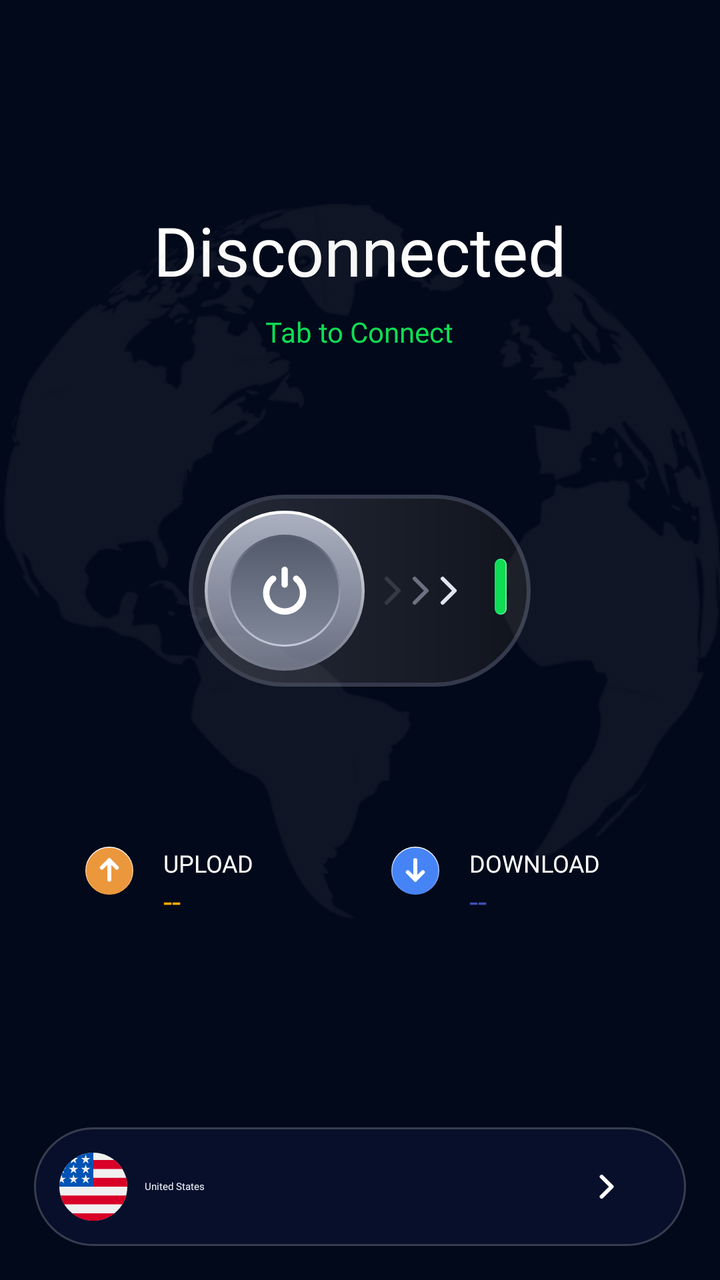
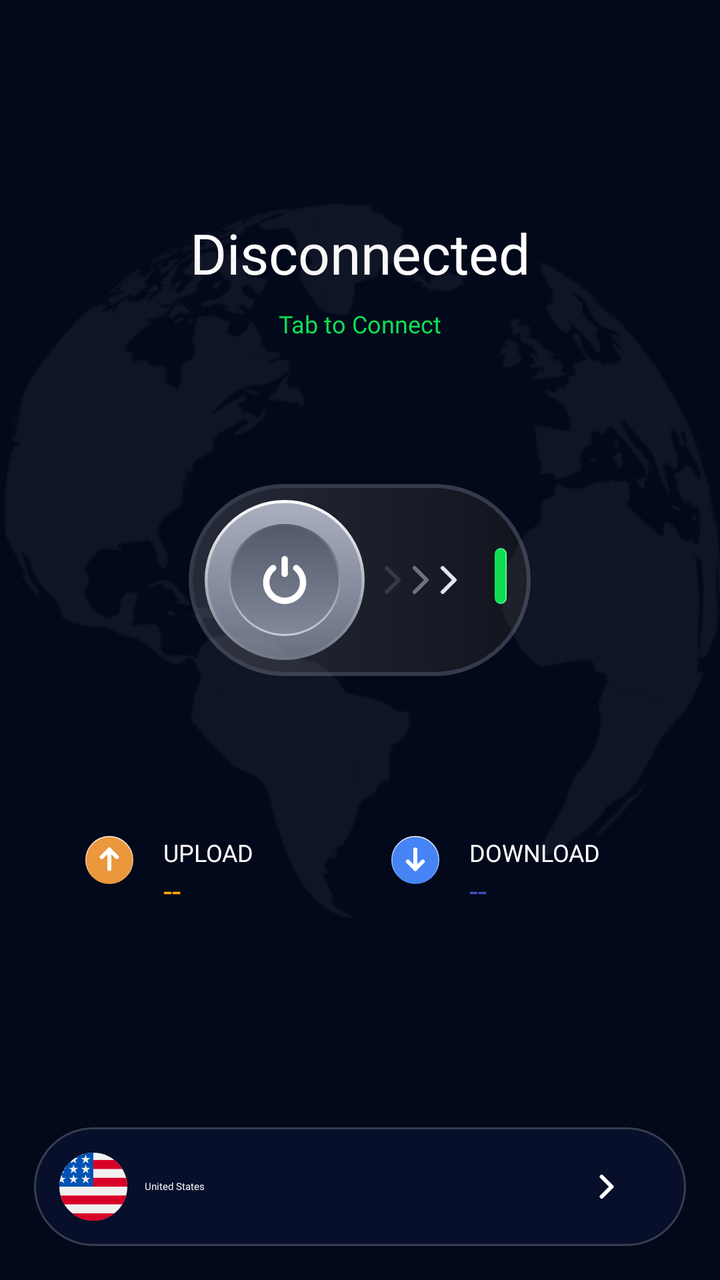

Before-and-after screenshots of an Android layout around one commit, followed by the original layout XML and the change that was made.
<!-- AndroidManifest.xml: application theme Theme.SuperVPN.Splash -->
<!-- res/layout/fragment_home.xml -->
<?xml version="1.0" encoding="utf-8"?>
<androidx.constraintlayout.widget.ConstraintLayout xmlns:android="http://schemas.android.com/apk/res/android"
    xmlns:app="http://schemas.android.com/apk/res-auto"
    xmlns:tools="http://schemas.android.com/tools"
    android:layout_width="match_parent"
    android:layout_height="match_parent"
    android:background="@color/backgroundColor2"
    android:orientation="vertical"
    tools:context=".home.HomeFragment">

    <androidx.appcompat.widget.LinearLayoutCompat
        android:layout_width="match_parent"
        android:layout_height="0dp"
        android:gravity="center"
        android:orientation="vertical"
        app:layout_constraintBottom_toTopOf="@id/pnProxy"
        app:layout_constraintTop_toTopOf="parent">

        <androidx.appcompat.widget.AppCompatTextView
            android:id="@+id/connectTitle"
            android:layout_width="wrap_content"
            android:layout_height="wrap_content"
            android:layout_marginBottom="@dimen/size8"
            android:fontFamily="@font/inter_normal"
            android:text="@string/disconnected"
            android:textColor="@color/white"
            android:textSize="34sp"
            android:visibility="visible" />

        <androidx.appcompat.widget.AppCompatTextView
            android:id="@+id/tvTime"
            android:layout_width="wrap_content"
            android:layout_height="wrap_content"
            android:layout_marginBottom="@dimen/size8"
            android:fontFamily="@font/inter_normal"
            android:text="@string/connected"
            android:textColor="@color/white"
            android:textSize="@dimen/size28"
            android:visibility="gone" />

        <LinearLayout
            android:id="@+id/lnConnecting"
            android:layout_width="wrap_content"
            android:layout_height="wrap_content"
            android:layout_marginBottom="@dimen/margin_68"
            android:visibility="gone">

            <ProgressBar
                android:id="@+id/customProgressBar"
                style="?android:attr/spinnerStyle"
                android:layout_width="@dimen/size16"
                android:layout_height="@dimen/size16"
                android:layout_marginBottom="@dimen/size14"
                android:background="@color/transparent"
                android:indeterminate="false"
                android:indeterminateTint="@color/green_1"
                android:max="100"
                android:progress="50"
                android:progressDrawable="@drawable/progress_bar" />

            <androidx.appcompat.widget.AppCompatTextView
                android:layout_width="wrap_content"
                android:layout_height="wrap_content"
                android:layout_marginStart="@dimen/size8"
                android:fontFamily="@font/inter_normal"
                android:text="@string/connecting"
                android:textColor="@color/greyColor"
                android:textSize="12sp" />
        </LinearLayout>

        <LinearLayout
            android:id="@+id/lnConnected"
            android:layout_width="wrap_content"
            android:layout_height="wrap_content"
            android:layout_marginBottom="@dimen/margin_68"
            android:gravity="center_vertical"
            android:visibility="gone">

            <androidx.appcompat.widget.AppCompatImageView
                android:layout_width="@dimen/size16"
                android:layout_height="@dimen/size16"
                android:src="@drawable/ic_status_connected" />

            <androidx.appcompat.widget.AppCompatTextView
                android:layout_width="wrap_content"
                android:layout_height="wrap_content"
                android:layout_marginStart="@dimen/size8"
                android:fontFamily="@font/inter_normal"
                android:text="@string/private_internet"
                android:textColor="@color/successColor"
                android:textSize="12sp" />
        </LinearLayout>

        <LinearLayout
            android:id="@+id/lnDisconnecting"
            android:layout_width="wrap_content"
            android:layout_height="wrap_content"
            android:layout_marginBottom="@dimen/margin_68"
            android:gravity="center"
            android:visibility="gone">

            <ProgressBar
                android:id="@+id/progressLoadAds"
                android:layout_width="@dimen/size16"
                android:layout_height="@dimen/size16"
                android:layout_marginStart="@dimen/size3"
                android:indeterminateTint="@color/green_1"
                android:secondaryProgressTint="@color/green_1" />

            <androidx.appcompat.widget.AppCompatTextView
                android:layout_width="wrap_content"
                android:layout_height="wrap_content"
                android:text="@string/disconnecting"
                android:textColor="#C4C9D9"
                android:textSize="14sp" />
        </LinearLayout>

        <LinearLayout
            android:id="@+id/lnDisconnected"
            android:layout_width="wrap_content"
            android:layout_height="wrap_content"
            android:layout_marginBottom="@dimen/margin_68"
            android:gravity="center"
            android:visibility="visible">

            <androidx.appcompat.widget.AppCompatTextView
                android:layout_width="wrap_content"
                android:layout_height="wrap_content"
                android:text="@string/tap_to_connect"
                android:fontFamily="@font/inter_normal"
                android:textColor="@color/successColor"
                android:textSize="14sp" />
        </LinearLayout>

        <androidx.appcompat.widget.AppCompatImageView
            android:id="@+id/iv_connect"
            android:layout_width="wrap_content"
            android:layout_height="wrap_content"
            android:src="@drawable/ic_status_connection"
            android:foreground="?selectableItemBackgroundBorderless"
            app:layout_constraintBottom_toBottomOf="parent"
            app:layout_constraintEnd_toEndOf="parent"
            app:layout_constraintStart_toStartOf="parent"
            app:layout_constraintTop_toTopOf="parent" />

        <LinearLayout
            android:layout_width="match_parent"
            android:layout_height="wrap_content"
            android:layout_marginHorizontal="@dimen/size40"
            android:layout_marginTop="@dimen/margin_68">

            <androidx.appcompat.widget.AppCompatImageView
                android:layout_width="wrap_content"
                android:layout_height="wrap_content"
                android:src="@drawable/ic_upload_button" />

            <LinearLayout
                android:layout_width="wrap_content"
                android:layout_height="wrap_content"
                android:layout_marginStart="@dimen/size14"
                android:orientation="vertical">

                <androidx.appcompat.widget.AppCompatTextView
                    android:layout_width="wrap_content"
                    android:layout_height="wrap_content"
                    android:text="@string/upload"
                    android:fontFamily="@font/inter_normal"
                    android:textColor="@color/white"
                    android:textSize="12sp" />

                <androidx.appcompat.widget.AppCompatTextView
                    android:id="@+id/tvTrafficUpload"
                    android:layout_width="wrap_content"
                    android:layout_height="wrap_content"
                    android:text="--"
                    android:textColor="@color/warningColor"
                    android:textSize="16sp" />
            </LinearLayout>

            <LinearLayout
                android:layout_width="0dp"
                android:layout_height="wrap_content"
                android:layout_weight="1" />

            <androidx.appcompat.widget.AppCompatImageView
                android:layout_width="wrap_content"
                android:layout_height="wrap_content"
                android:src="@drawable/ic_download_button" />

            <LinearLayout
                android:layout_width="wrap_content"
                android:layout_height="wrap_content"
                android:layout_marginStart="@dimen/size14"
                android:gravity="start"
                android:orientation="vertical">

                <androidx.appcompat.widget.AppCompatTextView
                    android:layout_width="wrap_content"
                    android:layout_height="wrap_content"
                    android:layout_marginEnd="@dimen/size16"
                    android:text="@string/download"
                    android:fontFamily="@font/inter_normal"
                    android:textColor="@color/white"
                    android:textSize="12sp" />

                <androidx.appcompat.widget.AppCompatTextView
                    android:id="@+id/tvTrafficDownload"
                    android:layout_width="wrap_content"
                    android:layout_height="wrap_content"
                    android:text="--"
                    android:textColor="@color/infoColor"
                    android:textSize="16sp" />
            </LinearLayout>
        </LinearLayout>

    </androidx.appcompat.widget.LinearLayoutCompat>
    <androidx.appcompat.widget.LinearLayoutCompat
        android:layout_width="match_parent"
        android:layout_height="0dp"
        android:background="@drawable/bg_earth"
        android:gravity="center"
        android:orientation="vertical"
        app:layout_constraintBottom_toTopOf="@id/pnProxy"
        app:layout_constraintDimensionRatio="H,1:1"
        app:layout_constraintTop_toTopOf="parent">

    </androidx.appcompat.widget.LinearLayoutCompat>

    <androidx.appcompat.widget.LinearLayoutCompat
        android:id="@+id/pnProxy"
        android:layout_width="match_parent"
        android:layout_height="wrap_content"
        android:layout_marginHorizontal="@dimen/size16"
        android:layout_marginBottom="@dimen/size16"
        android:orientation="vertical"
        app:layout_constraintBottom_toBottomOf="parent">

        <androidx.appcompat.widget.LinearLayoutCompat
            android:id="@+id/pn_select_proxy"
            android:layout_width="match_parent"
            android:layout_height="wrap_content"
            android:background="@drawable/bg_setting_pro2"
            android:foreground="?selectableItemBackgroundBorderless"
            android:gravity="center"
            android:orientation="horizontal"
            android:padding="@dimen/size12">

            <androidx.appcompat.widget.AppCompatImageView
                android:id="@+id/ivFlag"
                android:layout_width="@dimen/size32"
                android:layout_height="@dimen/size32"
                android:src="@drawable/flag_us" />

            <androidx.appcompat.widget.LinearLayoutCompat
                android:layout_width="0dp"
                android:layout_height="wrap_content"
                android:layout_weight="1"
                android:orientation="vertical">

                <androidx.appcompat.widget.AppCompatTextView
                    android:id="@+id/tvProxyLocation"
                    android:layout_width="match_parent"
                    android:layout_height="wrap_content"
                    android:layout_marginStart="@dimen/size8"
                    android:fontFamily="@font/inter_bold"
                    android:text="United States"
                    android:textColor="@color/language_item_text_color"/>

                <androidx.appcompat.widget.AppCompatTextView
                    android:id="@+id/tvProxyIp"
                    android:layout_width="match_parent"
                    android:layout_height="wrap_content"
                    android:layout_marginStart="@dimen/size8"
                    android:fontFamily="@font/inter_normal"
                    android:gravity="center_vertical"
                    android:text="103.23.23.123"
                    android:textColor="@color/gray_2"
                    android:textSize="@dimen/text_normal"
                    android:visibility="gone"/>
            </androidx.appcompat.widget.LinearLayoutCompat>


            <androidx.appcompat.widget.AppCompatImageView
                android:id="@+id/ivSelectProxy"
                android:layout_width="wrap_content"
                android:layout_height="wrap_content"
                android:layout_marginLeft="@dimen/size16"
                android:layout_marginRight="@dimen/size16"
                android:src="@drawable/ic_next_arrow" />

        </androidx.appcompat.widget.LinearLayoutCompat>

        
        
        
        
        
        
        

        
        
        
        
        

        
        
        
        
        

        
        
        
        
        

        
        
        
        
        
        
        
        
        
        
        
        
        
        

    </androidx.appcompat.widget.LinearLayoutCompat>
</androidx.constraintlayout.widget.ConstraintLayout>
<!-- resources referenced by this layout -->
<resources>
  <color name="backgroundColor2">#02091A</color>
  <color name="gray_2">#767C8A</color>
  <color name="green_1">#03C343</color>
  <color name="greyColor">#C4C9D9</color>
  <color name="infoColor">#3F51B5</color>
  <color name="language_item_text_color">#ECEFF5</color>
  <color name="successColor">#0FDD54</color>
  <color name="transparent">#00000000</color>
  <color name="warningColor">#FFA900</color>
  <color name="white">#FFFFFFFF</color>
  <dimen name="margin_68">68dp</dimen>
  <dimen name="size12">12.8dp</dimen>
  <dimen name="size14">14.9333dp</dimen>
  <dimen name="size16">17.0667dp</dimen>
  <dimen name="size28">29.8667dp</dimen>
  <dimen name="size3">3.2dp</dimen>
  <dimen name="size32">34.1333dp</dimen>
  <dimen name="size40">42.6667dp</dimen>
  <dimen name="size8">8.5333dp</dimen>
  <dimen name="text_normal">14sp</dimen>
  <!-- drawable bg_setting_pro2 (drawable) -->
  <?xml version="1.0" encoding="utf-8"?>
  <layer-list xmlns:android="http://schemas.android.com/apk/res/android">
      <item>
          <shape xmlns:android="http://schemas.android.com/apk/res/android"
              android:shape="rectangle">
              <solid android:color="#23283699" />
              <corners
                  android:radius="@dimen/size100"/>
              <stroke
                  android:width="@dimen/size1"
                  android:color="#383E4F"/>
          </shape>
      </item>
  </layer-list>
  <!-- drawable ic_next_arrow (drawable) -->
  <vector xmlns:android="http://schemas.android.com/apk/res/android"
      android:width="20dp"
      android:height="20dp"
      android:viewportWidth="20"
      android:viewportHeight="20">
    <path
        android:pathData="M7.5,15L12.5,10L7.5,5"
        android:strokeLineJoin="round"
        android:strokeWidth="2"
        android:fillColor="#00000000"
        android:strokeColor="#ffffff"
        android:strokeLineCap="round"/>
  </vector>
  <!-- drawable ic_status_connection (drawable) -->
  <?xml version="1.0" encoding="utf-8"?>
  <selector xmlns:android="http://schemas.android.com/apk/res/android">
    <item android:state_selected="true" android:drawable="@drawable/ic_connect"/>
    <item android:state_selected="false" android:drawable="@drawable/ic_disconnect"/>
  </selector>
  <string name="connected">Connected</string>
  <string name="connecting">Connecting…</string>
  <string name="disconnected">Disconnected</string>
  <string name="disconnecting">Disconnection…</string>
  <string name="download">DOWNLOAD</string>
  <string name="private_internet">Private internet</string>
  <string name="tap_to_connect">Tab to Connect</string>
  <string name="upload">UPLOAD</string>
  <style name="Theme.SuperVPN.Splash" parent="Theme.SplashScreen">
          <item name="windowSplashScreenBackground">@color/backgroundColor</item>
          <item name="windowSplashScreenAnimatedIcon">@mipmap/ic_launcher_round</item>
          <item name="windowSplashScreenAnimationDuration">200</item>
  
          <item name="windowActionBar">false</item>
          <item name="windowNoTitle">true</item>
  
          <item name="android:windowActionBar">false</item>
          <item name="android:windowNoTitle">true</item>
  
          <item name="android:windowBackground">@color/backgroundColor</item>
          <item name="android:statusBarColor">@color/backgroundColor</item>
      </style>
  <dimen name="size100">106.6667dp</dimen>
  <dimen name="size1">1.0667dp</dimen>
  <dimen name="size20">21.3333dp</dimen>
  <color name="backgroundColor">#02091A</color>
  <!-- unchanged entries left out for length: 8 -->
</resources>

<!-- the commit's change to res/layout/fragment_home.xml (unified diff, before → after) -->
@@ -24,7 +24,7 @@
             android:fontFamily="@font/inter_normal"
             android:text="@string/disconnected"
             android:textColor="@color/white"
-            android:textSize="34sp"
+            android:textSize="28sp"
             android:visibility="visible" />
 
         <androidx.appcompat.widget.AppCompatTextView
@@ -35,7 +35,7 @@
             android:fontFamily="@font/inter_normal"
             android:text="@string/connected"
             android:textColor="@color/white"
-            android:textSize="@dimen/size28"
+            android:textSize="28sp"
             android:visibility="gone" />
 
         <LinearLayout
@@ -112,7 +112,7 @@
                 android:layout_height="wrap_content"
                 android:text="@string/disconnecting"
                 android:textColor="#C4C9D9"
-                android:textSize="14sp" />
+                android:textSize="12sp" />
         </LinearLayout>
 
         <LinearLayout
@@ -129,7 +129,7 @@
                 android:text="@string/tap_to_connect"
                 android:fontFamily="@font/inter_normal"
                 android:textColor="@color/successColor"
-                android:textSize="14sp" />
+                android:textSize="12sp" />
         </LinearLayout>
 
         <androidx.appcompat.widget.AppCompatImageView
<!-- resource entries referenced after the edit -->
@@ -14,7 +14,6 @@
   <dimen name="size12">12.8dp</dimen>
   <dimen name="size14">14.9333dp</dimen>
   <dimen name="size16">17.0667dp</dimen>
-  <dimen name="size28">29.8667dp</dimen>
   <dimen name="size3">3.2dp</dimen>
   <dimen name="size32">34.1333dp</dimen>
   <dimen name="size40">42.6667dp</dimen>
